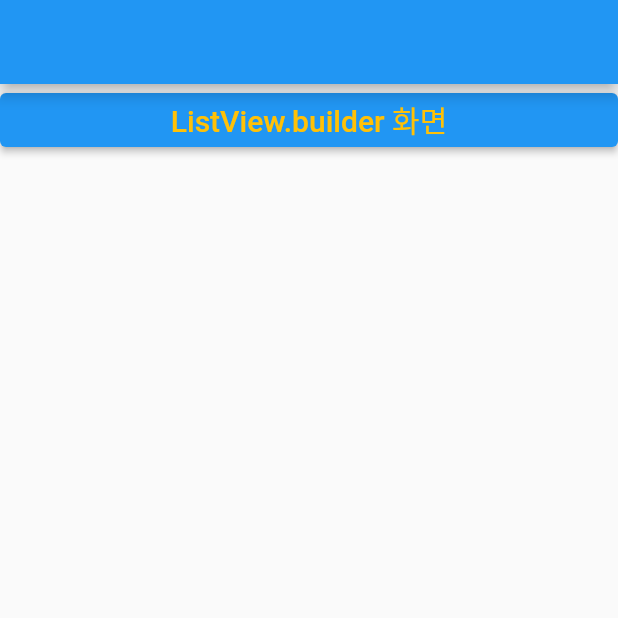
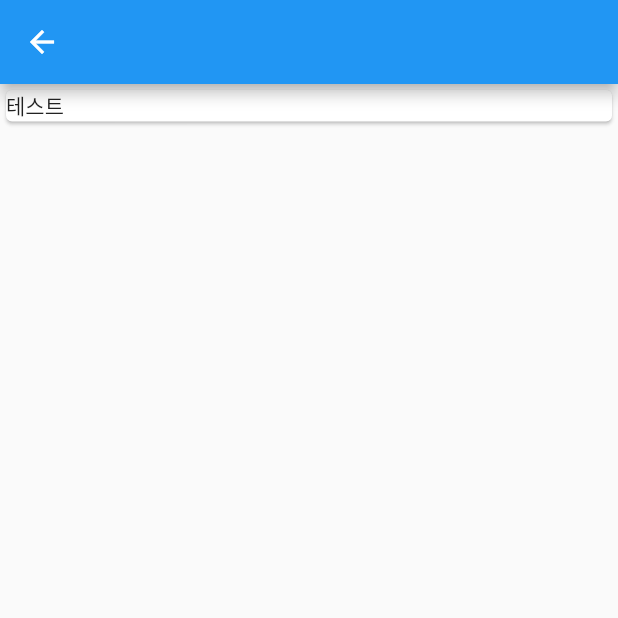
Before and after one commit to SeoDongSeuk/widget_library_app, a Flutter app: the screen it shows after launch, after a tap on "ListView.builder 화면", on a phone screen of 412 x 824 dp, the top half of it. Run offline on Flutter 3.47's test engine with Material 2 defaults, Android fonts, the phone set to English and light mode, and no system bars.

Commit message:
s_list_view_builder.dart 추가

```diff
--- /dev/null
+++ b/lib/pages/list_view/s_list_view_builder.dart
@@ -0,0 +1,25 @@
+import 'package:flutter/material.dart';
+
+class ListViewBuilderApp extends StatefulWidget {
+  const ListViewBuilderApp({super.key});
+
+  @override
+  State<ListViewBuilderApp> createState() => _ListViewBuilderAppState();
+}
+
+class _ListViewBuilderAppState extends State<ListViewBuilderApp> {
+  @override
+  Widget build(BuildContext context) {
+    return Scaffold(
+      appBar: AppBar(),
+      body: ListView.builder(
+        itemCount: 1,
+        itemBuilder: (context, index) {
+          return const Card(
+            child: Text('테스트'),
+          );
+        },
+      ),
+    );
+  }
+}
--- a/lib/w_widget_list.dart
+++ b/lib/w_widget_list.dart
@@ -1,4 +1,5 @@
 import 'package:flutter/material.dart';
+import 'package:widget_library_app/pages/list_view/s_list_view_builder.dart';
 
 class WidgetList extends StatelessWidget {
   const WidgetList({
@@ -10,7 +11,14 @@ class WidgetList extends StatelessWidget {
     return Column(
       children: [
         ElevatedButton(
-          onPressed: () {},
+          onPressed: () {
+            Navigator.push(
+              context,
+              MaterialPageRoute(
+                builder: (context) => const ListViewBuilderApp(),
+              ),
+            );
+          },
           child: const Center(
             child: Text(
               'ListView.builder 화면',
--- a/pubspec.yaml
+++ b/pubspec.yaml
@@ -30,7 +30,7 @@ environment:
 dependencies:
   flutter:
     sdk: flutter
-
+  http: ^1.1.0
 
   # The following adds the Cupertino Icons font to your application.
   # Use with the CupertinoIcons class for iOS style icons.
```
Also changed, not shown: lib/pages/list_view/dto_tenping_data.dart (added, +32 -0 lines), pubspec.lock.
